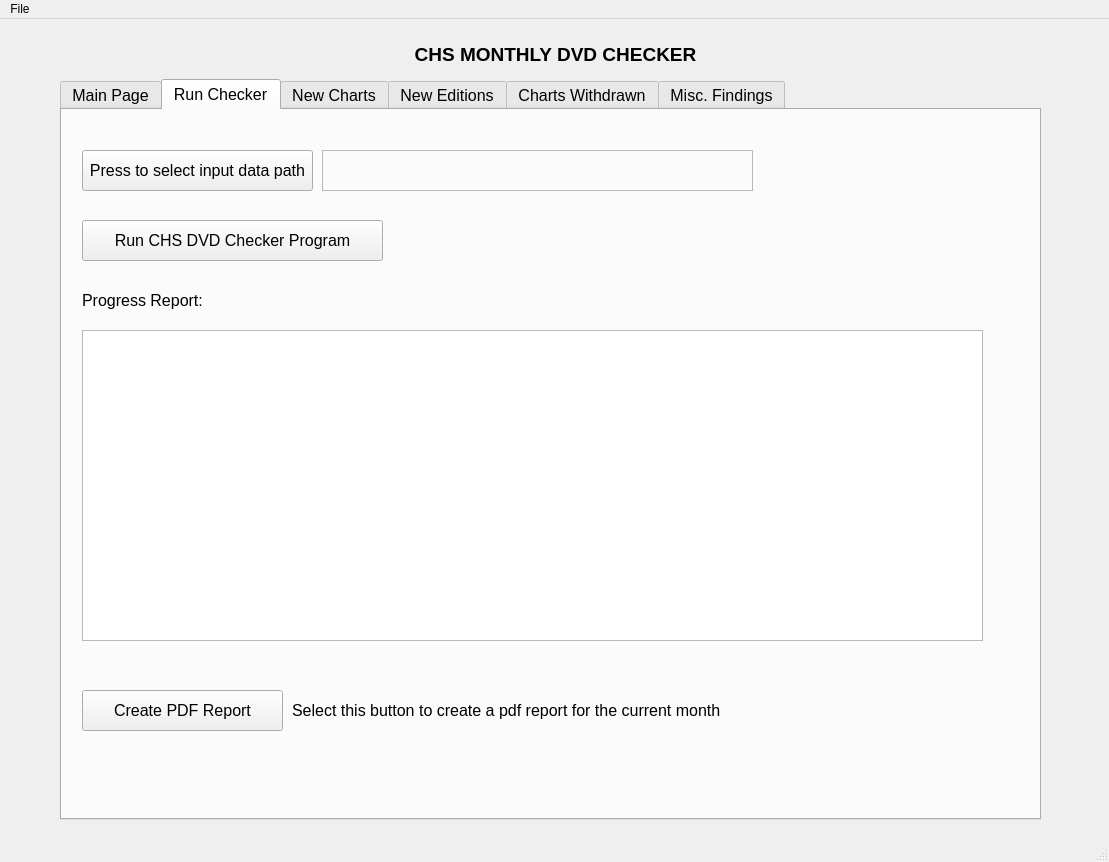
This is CHS_DVD_Checker.ui in Mabus00/CHS-DVD-Reader as Qt 5 draws it before an edit. The edited form follows.
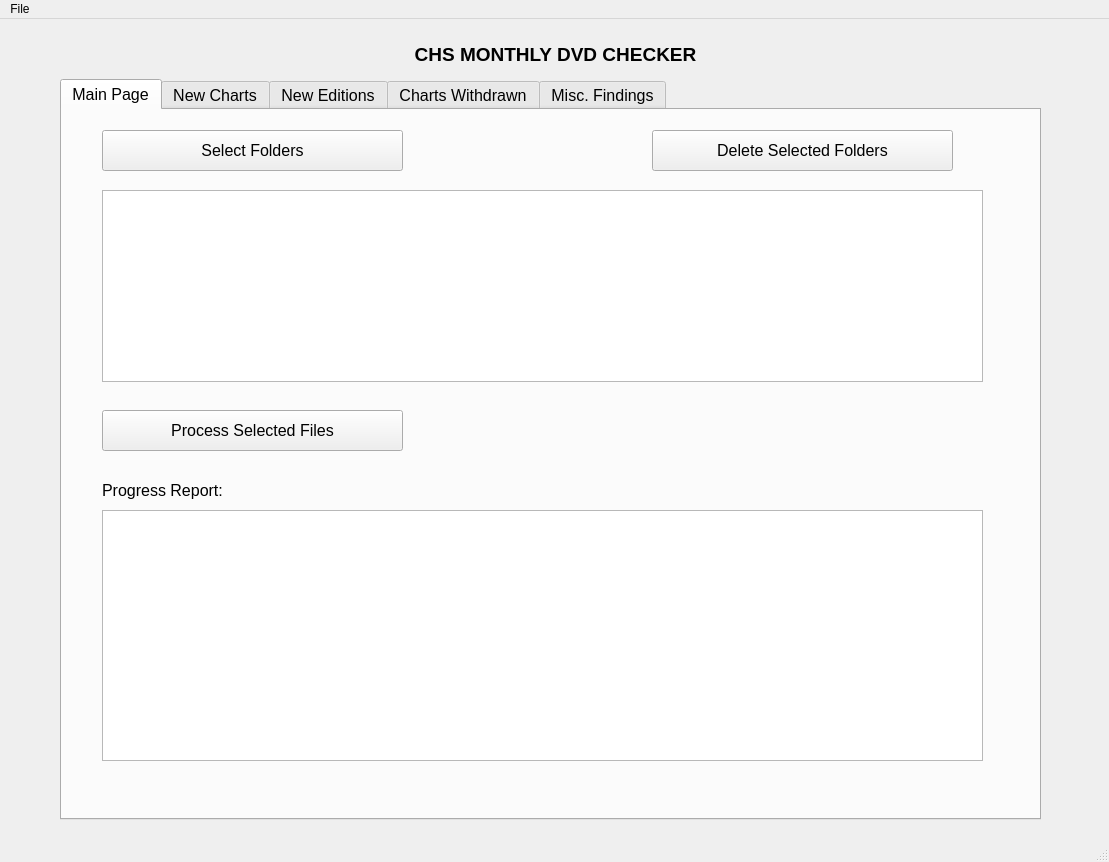
This is the edited form.

```diff
--- a/CHS_DVD_Checker.ui
+++ b/CHS_DVD_Checker.ui
@@ -66,7 +66,7 @@
      </font>
     </property>
     <property name="currentIndex">
-     <number>1</number>
+     <number>0</number>
     </property>
     <property name="documentMode">
      <bool>false</bool>
@@ -156,116 +156,6 @@
       </property>
      </widget>
     </widget>
-    <widget class="QWidget" name="checker">
-     <attribute name="title">
-      <string>Run Checker</string>
-     </attribute>
-     <widget class="QPushButton" name="selectCheckerDataPathButton">
-      <property name="geometry">
-       <rect>
-        <x>20</x>
-        <y>40</y>
-        <width>231</width>
-        <height>41</height>
-       </rect>
-      </property>
-      <property name="text">
-       <string>Press to select input data path</string>
-      </property>
-     </widget>
-     <widget class="QLabel" name="checker_data_input_path">
-      <property name="geometry">
-       <rect>
-        <x>260</x>
-        <y>40</y>
-        <width>431</width>
-        <height>41</height>
-       </rect>
-      </property>
-      <property name="sizePolicy">
-       <sizepolicy hsizetype="Expanding" vsizetype="Expanding">
-        <horstretch>0</horstretch>
-        <verstretch>0</verstretch>
-       </sizepolicy>
-      </property>
-      <property name="frameShape">
-       <enum>QFrame::StyledPanel</enum>
-      </property>
-      <property name="text">
-       <string/>
-      </property>
-     </widget>
-     <widget class="QPushButton" name="runCheckerButton">
-      <property name="geometry">
-       <rect>
-        <x>20</x>
-        <y>110</y>
-        <width>301</width>
-        <height>41</height>
-       </rect>
-      </property>
-      <property name="text">
-       <string>Run CHS DVD Checker Program</string>
-      </property>
-     </widget>
-     <widget class="QLabel" name="runCheckerProgressReportLabel">
-      <property name="geometry">
-       <rect>
-        <x>20</x>
-        <y>180</y>
-        <width>171</width>
-        <height>21</height>
-       </rect>
-      </property>
-      <property name="text">
-       <string>Progress Report:</string>
-      </property>
-     </widget>
-     <widget class="QTextEdit" name="runCheckerTextBrowser">
-      <property name="geometry">
-       <rect>
-        <x>20</x>
-        <y>220</y>
-        <width>901</width>
-        <height>311</height>
-       </rect>
-      </property>
-      <property name="font">
-       <font>
-        <family>Arial</family>
-        <pointsize>12</pointsize>
-        <weight>50</weight>
-        <bold>false</bold>
-       </font>
-      </property>
-     </widget>
-     <widget class="QPushButton" name="createPDFReportButton">
-      <property name="geometry">
-       <rect>
-        <x>20</x>
-        <y>580</y>
-        <width>201</width>
-        <height>41</height>
-       </rect>
-      </property>
-      <property name="text">
-       <string>Create PDF Report</string>
-      </property>
-     </widget>
-     <widget class="QLabel" name="create_pdf_report_text">
-      <property name="geometry">
-       <rect>
-        <x>230</x>
-        <y>590</y>
-        <width>571</width>
-        <height>21</height>
-       </rect>
-      </property>
-      <property name="text">
-       <string>Select this button to create a pdf report for the current month</string>
-      </property>
-     </widget>
-    </widget>
     <widget class="QWidget" name="new_charts">
      <attribute name="title">
       <string>New Charts</string>
```
